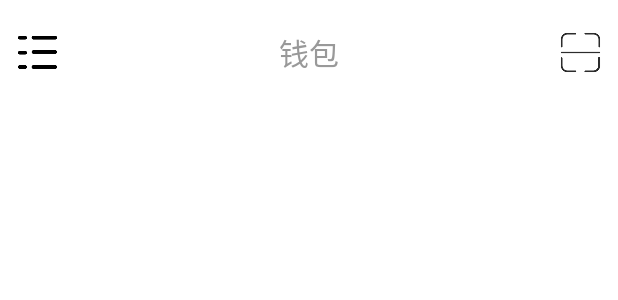
After one commit to moretimeL/LJwallet, an Android app: the layout index_title_bar.xml on its own in the app's theme, with its tools: preview values and no code run, on a phone screen of 412 x 824 dp. The commit adds this screen. Shown: the top 300 px of the screen. Run offline under Robolectric (Android 15) with nearby library versions, the phone set to English and light mode, and no system bars.

Commit message:
add IndexTitleBar

```diff
--- a/app/src/main/res/layout/activity_my_wallet.xml
+++ b/app/src/main/res/layout/activity_my_wallet.xml
@@ -5,5 +5,7 @@
     android:layout_width="match_parent"
     android:layout_height="match_parent"
     tools:context=".activity.MyWalletActivity">
-
+    <com.liu.ljwallet.layout.IndexTitleBar
+        android:layout_width="match_parent"
+        android:layout_height="wrap_content"/>
 </LinearLayout>
--- /dev/null
+++ b/app/src/main/res/layout/index_title_bar.xml
@@ -0,0 +1,29 @@
+<?xml version="1.0" encoding="utf-8"?>
+<LinearLayout xmlns:android="http://schemas.android.com/apk/res/android"
+    android:layout_width="match_parent"
+    android:layout_height="70dp"
+    android:background="@android:color/transparent">
+    <ImageView
+        android:id="@+id/indexMenu"
+        android:layout_width="30dp"
+        android:layout_height="30dp"
+        android:layout_marginLeft="10dp"
+        android:layout_gravity="center_vertical"
+        android:background="@drawable/menu"/>
+    <TextView
+        android:layout_width="0dp"
+        android:layout_height="match_parent"
+        android:layout_weight="1"
+        android:text="钱包"
+        android:textSize="20dp"
+        android:textColor="#999999"
+        android:gravity="center"
+        />
+    <ImageView
+        android:id="@+id/getQR"
+        android:layout_width="30dp"
+        android:layout_height="30dp"
+        android:layout_marginRight="10dp"
+        android:layout_gravity="center_vertical"
+        android:background="@drawable/get_qr"/>
+</LinearLayout>
```
Also changed, not shown: app/src/main/java/com/liu/ljwallet/layout/IndexTitleBar.java (added, +39 -0 lines).
